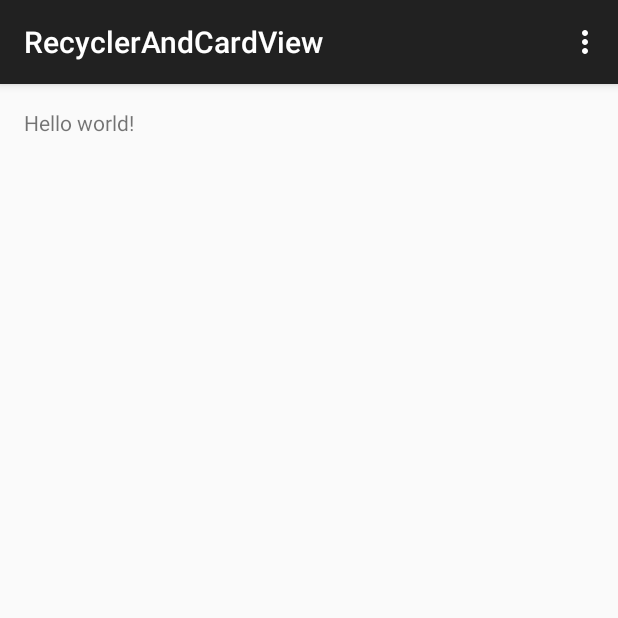
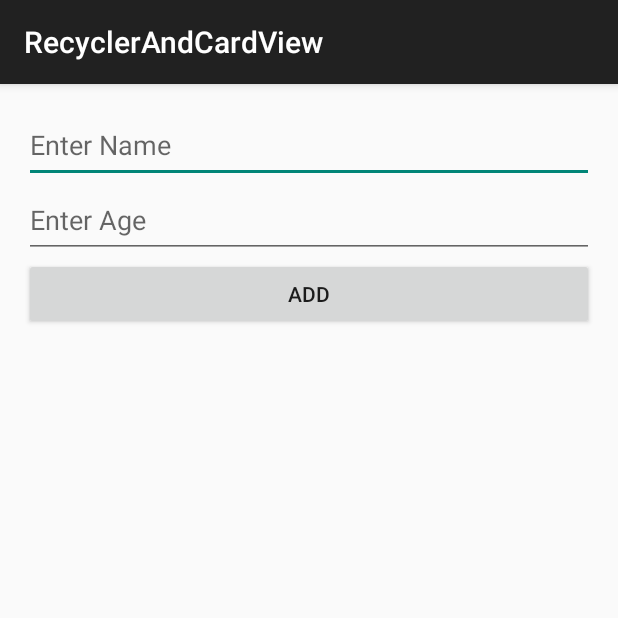
Before and after one commit to meghana-webonise/RecyclerAndCardView, an Android app: the screen it shows after launch (MainActivity), on a phone screen of 412 x 824 dp, the top half of it. Run offline under Robolectric (Android 15) with nearby library versions, the phone set to English and light mode, and no system bars.

Commit message:
implemented recycler view with card view

```diff
--- a/app/build.gradle
+++ b/app/build.gradle
@@ -6,7 +6,7 @@ android {
 
     defaultConfig {
         applicationId "com.weboniselab.meghana.android.app.recyclerandcardview"
-        minSdkVersion 15
+        minSdkVersion 21
         targetSdkVersion 23
         versionCode 1
         versionName "1.0"
@@ -22,4 +22,6 @@ android {
 dependencies {
     compile fileTree(dir: 'libs', include: ['*.jar'])
     compile 'com.android.support:appcompat-v7:23.0.1'
+    compile 'com.android.support:recyclerview-v7:23.0.1'
+    compile 'com.android.support:cardview-v7:23.0.1'
 }
--- a/app/src/main/AndroidManifest.xml
+++ b/app/src/main/AndroidManifest.xml
@@ -16,6 +16,7 @@
                 <category android:name="android.intent.category.LAUNCHER" />
             </intent-filter>
         </activity>
+        <activity android:name=".RecyclerView"></activity>
     </application>
 
 </manifest>
--- /dev/null
+++ b/app/src/main/java/com/weboniselab/meghana/android/app/recyclerandcardview/DatabaseOperations.java
@@ -0,0 +1,70 @@
+package com.weboniselab.meghana.android.app.recyclerandcardview;
+
+import android.content.ContentValues;
+import android.content.Context;
+import android.database.Cursor;
+import android.database.sqlite.SQLiteDatabase;
+import android.database.sqlite.SQLiteOpenHelper;
+import android.provider.SyncStateContract;
+
+import java.util.ArrayList;
+import java.util.List;
+
+/**
+ * Created by webonise on 9/10/15.
+ */
+public class DatabaseOperations extends SQLiteOpenHelper{
+    Context mcontext;
+    private static final int DB_VERSION=1;
+
+
+    public static final String createTable=" CREATE TABLE " +Constants.TABLE_NAME+ " ( " +Constants.COLUMN_ID +
+            " INTEGER PRIMARY KEY AUTOINCREMENT , "
+            +Constants.COLUMN_NAME+ " TEXT , " +Constants.COLUMN_AGE+ " TEXT ) ";
+
+    public DatabaseOperations(Context context){
+        super(context,Constants.DATABASE_NAME,null,DB_VERSION);
+        mcontext=context;
+    }
+
+    @Override
+    public void onCreate(SQLiteDatabase db) {
+        db.execSQL(createTable);
+
+    }
+
+    @Override
+    public void onUpgrade(SQLiteDatabase db, int oldVersion, int newVersion) {
+
+    }
+
+
+    public void addDetailsToDatabase(String name,String age){
+        SQLiteDatabase database=this.getWritableDatabase();
+        ContentValues values=new ContentValues();
+        values.put(Constants.COLUMN_NAME,name);
+        values.put(Constants.COLUMN_AGE,age);
+        database.insert(Constants.TABLE_NAME, null, values);
+        database.close();
+    }
+
+    public List<Model> getAllDetails(){
+        List<Model> details=new ArrayList<Model>();
+        String getDetailsQuery="SELECT * FROM " +Constants.TABLE_NAME;
+        SQLiteDatabase database = this.getWritableDatabase();
+        Cursor cursor = database.rawQuery(getDetailsQuery, null);
+        try {
+            if (cursor.moveToFirst()) do{
+                Model detailsOfPerson=new Model();
+                detailsOfPerson.setId(cursor.getInt(cursor.getColumnIndex(Constants.COLUMN_ID)));
+                detailsOfPerson.setName(cursor.getString(cursor.getColumnIndex(Constants.COLUMN_NAME)));
+                detailsOfPerson.setAge(cursor.getString(cursor.getColumnIndex(Constants.COLUMN_AGE)));
+                details.add(detailsOfPerson);
+            }while (cursor.moveToNext());
+        }catch (Exception e){
+            e.printStackTrace();
+        }
+        return details;
+    }
+
+}
--- a/app/src/main/java/com/weboniselab/meghana/android/app/recyclerandcardview/MainActivity.java
+++ b/app/src/main/java/com/weboniselab/meghana/android/app/recyclerandcardview/MainActivity.java
@@ -1,37 +1,47 @@
 package com.weboniselab.meghana.android.app.recyclerandcardview;
 
+import android.content.Intent;
 import android.support.v7.app.AppCompatActivity;
 import android.os.Bundle;
+import android.util.Log;
 import android.view.Menu;
 import android.view.MenuItem;
+import android.view.View;
+import android.widget.Button;
+import android.widget.EditText;
+import android.widget.TextView;
 
-public class MainActivity extends AppCompatActivity {
+public class MainActivity extends AppCompatActivity implements View.OnClickListener{
+    String name,age;
+    EditText tvAge,tvName;
+    Button btnAdd;
+    DatabaseOperations databaseOperations;
 
     @Override
     protected void onCreate(Bundle savedInstanceState) {
         super.onCreate(savedInstanceState);
         setContentView(R.layout.activity_main);
+        initialise();
+    }
+
+    public void initialise(){
+        tvName=(EditText) findViewById(R.id.tvName);
+        tvAge=(EditText) findViewById(R.id.tvAge);
+        btnAdd=(Button) findViewById(R.id.btnAdd);
+        btnAdd.setOnClickListener(this);
+        databaseOperations=new DatabaseOperations(this);
+        name=tvName.getText().toString();
+        Log.d("********",name);
+        age=tvAge.getText().toString();
+
     }
 
     @Override
-    public boolean onCreateOptionsMenu(Menu menu) {
-        // Inflate the menu; this adds items to the action bar if it is present.
-        getMenuInflater().inflate(R.menu.menu_main, menu);
-        return true;
-    }
+    public void onClick(View v) {
 
-    @Override
-    public boolean onOptionsItemSelected(MenuItem item) {
-        // Handle action bar item clicks here. The action bar will
-        // automatically handle clicks on the Home/Up button, so long
-        // as you specify a parent activity in AndroidManifest.xml.
-        int id = item.getItemId();
+        databaseOperations.addDetailsToDatabase(name,age);
+        Intent intent=new Intent(MainActivity.this,RecyclerView.class);
+        startActivity(intent);
 
-        //noinspection SimplifiableIfStatement
-        if (id == R.id.action_settings) {
-            return true;
-        }
-
-        return super.onOptionsItemSelected(item);
     }
 }
--- a/app/src/main/res/layout/activity_main.xml
+++ b/app/src/main/res/layout/activity_main.xml
@@ -1,11 +1,32 @@
-<RelativeLayout xmlns:android="http://schemas.android.com/apk/res/android"
-    xmlns:tools="http://schemas.android.com/tools" android:layout_width="match_parent"
-    android:layout_height="match_parent" android:paddingLeft="@dimen/activity_horizontal_margin"
+<LinearLayout xmlns:android="http://schemas.android.com/apk/res/android"
+    xmlns:tools="http://schemas.android.com/tools"
+    android:layout_width="match_parent"
+    android:layout_height="match_parent"
+    android:paddingBottom="@dimen/activity_vertical_margin"
+    android:paddingLeft="@dimen/activity_horizontal_margin"
     android:paddingRight="@dimen/activity_horizontal_margin"
     android:paddingTop="@dimen/activity_vertical_margin"
-    android:paddingBottom="@dimen/activity_vertical_margin" tools:context=".MainActivity">
+    tools:context=".MainActivity"
+    android:orientation="vertical">
 
-    <TextView android:text="@string/hello_world" android:layout_width="wrap_content"
-        android:layout_height="wrap_content" />
+    <EditText
+        android:id="@+id/tvName"
+        android:layout_width="match_parent"
+        android:layout_height="50dp"
+        android:hint="Enter Name"
+        />
 
-</RelativeLayout>
+    <EditText
+        android:id="@+id/tvAge"
+        android:layout_width="match_parent"
+        android:layout_height="50dp"
+        android:hint="Enter Age"/>
+
+    <Button
+        android:id="@+id/btnAdd"
+        android:layout_width="match_parent"
+        android:layout_height="wrap_content"
+        android:text="Add"/>
+
+
+</LinearLayout>
```
Also changed, not shown: app/src/main/java/com/weboniselab/meghana/android/app/recyclerandcardview/Constants.java (added, +13 -0 lines), app/src/main/java/com/weboniselab/meghana/android/app/recyclerandcardview/DetailsAdapter.java (added, +62 -0 lines), app/src/main/java/com/weboniselab/meghana/android/app/recyclerandcardview/Model.java (added, +45 -0 lines), app/src/main/java/com/weboniselab/meghana/android/app/recyclerandcardview/RecyclerView.java (added, +27 -0 lines), app/src/main/res/layout/card_view.xml (added, +48 -0 lines), app/src/main/res/layout/recycler_view.xml (added, +13 -0 lines), 1 other file.
